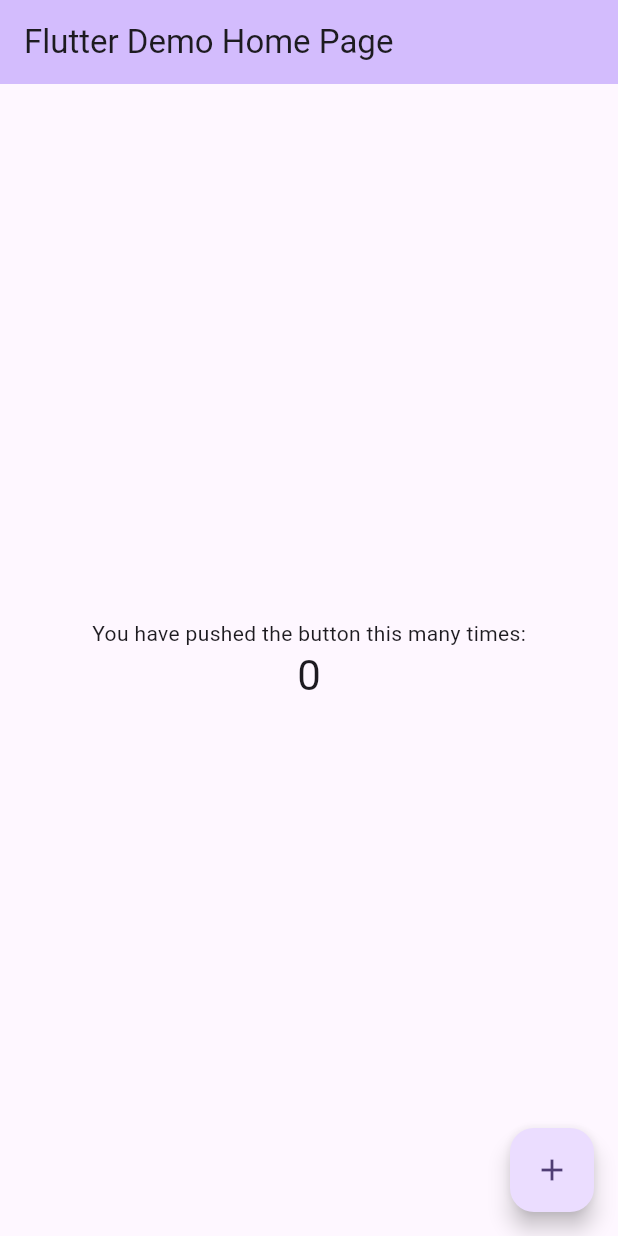
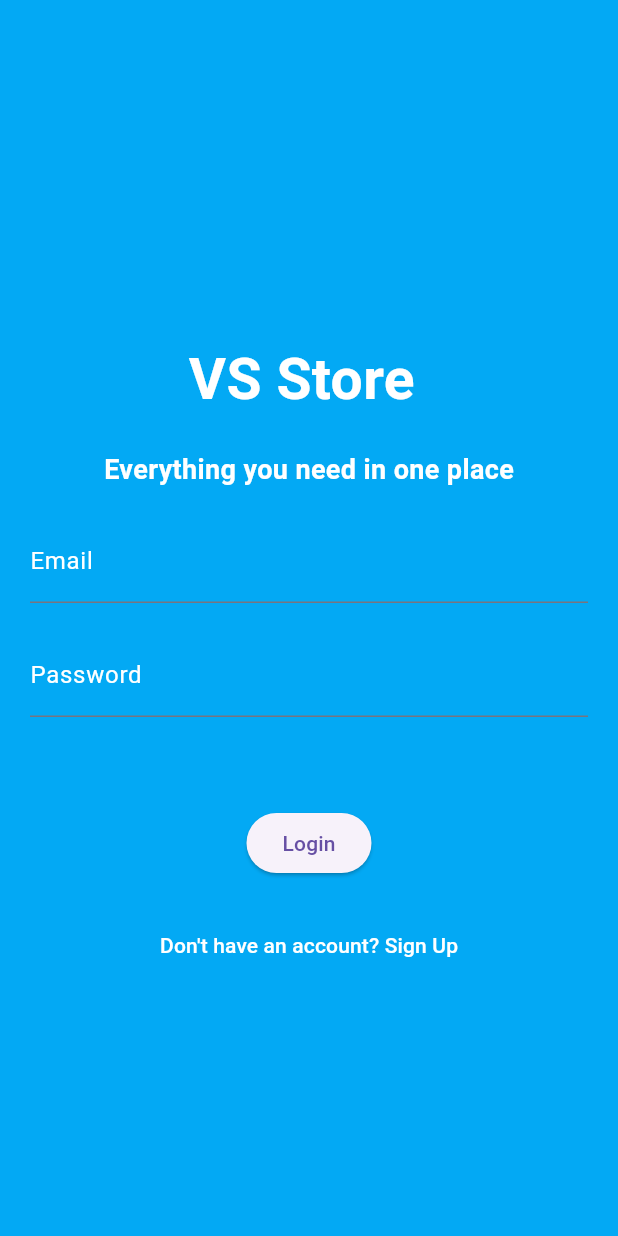
Before and after one commit to DavitVoeurn/VS_Store, a Flutter app: the screen it shows after launch, on a phone screen of 412 x 824 dp. Run offline on Flutter 3.47's test engine with Material 3 defaults, Android fonts, the phone set to English and light mode, and no system bars.

Commit message:
Add login and sign-up screens with form validation and navigation

```diff
--- /dev/null
+++ b/lib/home/view/login_screen.dart
@@ -0,0 +1,105 @@
+import 'package:flutter/material.dart';
+import 'package:vs_store/home/view/home_screen.dart';
+import 'package:vs_store/home/view/sign_up_screen.dart';
+
+class LoginScreen extends StatelessWidget {
+  LoginScreen({super.key});
+  final TextEditingController emailController = TextEditingController();
+  final TextEditingController passwordController = TextEditingController();
+  final GlobalKey<FormState> _formKey = GlobalKey<FormState>();
+
+  @override
+  Widget build(BuildContext context) {
+    return Scaffold(
+      backgroundColor: Colors.lightBlue,
+      appBar: AppBar(
+        // title: Text("Login To VS", style: TextStyle(color: Colors.white)),
+        backgroundColor: Colors.lightBlue,
+      ),
+      body: Padding(
+        padding: const EdgeInsets.all(20),
+        child: Form(
+          key: _formKey,
+          child: Column(
+            spacing: 20,
+            mainAxisAlignment: MainAxisAlignment.center,
+            children: [
+              Text(
+                "VS Store ",
+                style: TextStyle(
+                  fontSize: 38,
+                  fontWeight: FontWeight.bold,
+                  color: Colors.white,
+                ),
+              ),
+              Text(
+                "Everything you need in one place",
+                style: TextStyle(
+                  fontSize: 18,
+                  fontWeight: FontWeight.bold,
+                  color: Colors.white,
+                ),
+              ),
+              TextFormField(
+                style: TextStyle(color: Colors.white),
+                controller: emailController,
+                decoration: InputDecoration(
+                  labelText: "Email",
+                  labelStyle: TextStyle(color: Colors.white),
+                ),
+                validator: (value) {
+                  if (value == null || value.isEmpty) {
+                    return "Please enter your email";
+                  }
+                  if (!RegExp(r'^[^@]+@[^@]+\.[^@]+').hasMatch(value)) {
+                    return "Please enter a valid email";
+                  }
+                  return null;
+                },
+              ),
+              TextFormField(
+                style: TextStyle(color: Colors.white),
+                controller: passwordController,
+                decoration: InputDecoration(
+                  labelText: "Password",
+                  labelStyle: TextStyle(color: Colors.white),
+                ),
+                obscureText: true,
+                validator: (value) {
+                  if (value == null || value.isEmpty) {
+                    return "Please enter your password";
+                  }
+                  return null;
+                },
+              ),
+              SizedBox(height: 20),
+              ElevatedButton(
+                child: Text("Login"),
+                onPressed: () {
+                  if (_formKey.currentState!.validate()) {
+                    Navigator.push(
+                      context,
+                      MaterialPageRoute(builder: (_) => HomeScreen()),
+                    );
+                  }
+                },
+              ),
+              TextButton(
+                child: Text(
+                  "Don't have an account? Sign Up",
+                  style: TextStyle(color: Colors.white),
+                ),
+                onPressed: () {
+                  Navigator.push(
+                    context,
+                    MaterialPageRoute(builder: (_) => SignUpScreen()),
+                  );
+                },
+              ),
+            ],
+          ),
+        ),
+      ),
+    );
+  }
+}
--- a/lib/main.dart
+++ b/lib/main.dart
@@ -1,4 +1,5 @@
 import 'package:flutter/material.dart';
+import 'package:vs_store/home/view/login_screen.dart';
 
 void main() {
   runApp(const MyApp());
@@ -6,117 +7,13 @@ void main() {
 
 class MyApp extends StatelessWidget {
   const MyApp({super.key});
-
-  // This widget is the root of your application.
   @override
   Widget build(BuildContext context) {
     return MaterialApp(
-      title: 'Flutter Demo',
-      theme: ThemeData(
-        // This is the theme of your application.
-        //
-        // TRY THIS: Try running your application with "flutter run". You'll see
-        // the application has a purple toolbar. Then, without quitting the app,
-        // try changing the seedColor in the colorScheme below to Colors.green
-        // and then invoke "hot reload" (save your changes or press the "hot
-        // reload" button in a Flutter-supported IDE, or press "r" if you used
-        // the command line to start the app).
-        //
-        // Notice that the counter didn't reset back to zero; the application
-        // state is not lost during the reload. To reset the state, use hot
-        // restart instead.
-        //
-        // This works for code too, not just values: Most code changes can be
-        // tested with just a hot reload.
-        colorScheme: ColorScheme.fromSeed(seedColor: Colors.deepPurple),
-      ),
-      home: const MyHomePage(title: 'Flutter Demo Home Page'),
+      debugShowCheckedModeBanner: false,
+      title: 'VS Store',
+      theme: ThemeData(primarySwatch: Colors.deepPurple),
+      home: LoginScreen(),
     );
   }
 }
-
-class MyHomePage extends StatefulWidget {
-  const MyHomePage({super.key, required this.title});
-
-  // This widget is the home page of your application. It is stateful, meaning
-  // that it has a State object (defined below) that contains fields that affect
-  // how it looks.
-
-  // This class is the configuration for the state. It holds the values (in this
-  // case the title) provided by the parent (in this case the App widget) and
-  // used by the build method of the State. Fields in a Widget subclass are
-  // always marked "final".
-
-  final String title;
-
-  @override
-  State<MyHomePage> createState() => _MyHomePageState();
-}
-
-class _MyHomePageState extends State<MyHomePage> {
-  int _counter = 0;
-
-  void _incrementCounter() {
-    setState(() {
-      // This call to setState tells the Flutter framework that something has
-      // changed in this State, which causes it to rerun the build method below
-      // so that the display can reflect the updated values. If we changed
-      // _counter without calling setState(), then the build method would not be
-      // called again, and so nothing would appear to happen.
-      _counter++;
-    });
-  }
-
-  @override
-  Widget build(BuildContext context) {
-    // This method is rerun every time setState is called, for instance as done
-    // by the _incrementCounter method above.
-    //
-    // The Flutter framework has been optimized to make rerunning build methods
-    // fast, so that you can just rebuild anything that needs updating rather
-    // than having to individually change instances of widgets.
-    return Scaffold(
-      appBar: AppBar(
-        // TRY THIS: Try changing the color here to a specific color (to
-        // Colors.amber, perhaps?) and trigger a hot reload to see the AppBar
-        // change color while the other colors stay the same.
-        backgroundColor: Theme.of(context).colorScheme.inversePrimary,
-        // Here we take the value from the MyHomePage object that was created by
-        // the App.build method, and use it to set our appbar title.
-        title: Text(widget.title),
-      ),
-      body: Center(
-        // Center is a layout widget. It takes a single child and positions it
-        // in the middle of the parent.
-        child: Column(
-          // Column is also a layout widget. It takes a list of children and
-          // arranges them vertically. By default, it sizes itself to fit its
-          // children horizontally, and tries to be as tall as its parent.
-          //
-          // Column has various properties to control how it sizes itself and
-          // how it positions its children. Here we use mainAxisAlignment to
-          // center the children vertically; the main axis here is the vertical
-          // axis because Columns are vertical (the cross axis would be
-          // horizontal).
-          //
-          // TRY THIS: Invoke "debug painting" (choose the "Toggle Debug Paint"
-          // action in the IDE, or press "p" in the console), to see the
-          // wireframe for each widget.
-          mainAxisAlignment: MainAxisAlignment.center,
-          children: <Widget>[
-            const Text('You have pushed the button this many times:'),
-            Text(
-              '$_counter',
-              style: Theme.of(context).textTheme.headlineMedium,
-            ),
-          ],
-        ),
-      ),
-      floatingActionButton: FloatingActionButton(
-        onPressed: _incrementCounter,
-        tooltip: 'Increment',
-        child: const Icon(Icons.add),
-      ), // This trailing comma makes auto-formatting nicer for build methods.
-    );
-  }
-}
```
Also changed, not shown: lib/home/view/home_screen.dart (added, +22 -0 lines), lib/home/view/sign_up_screen.dart (added, +70 -0 lines).
